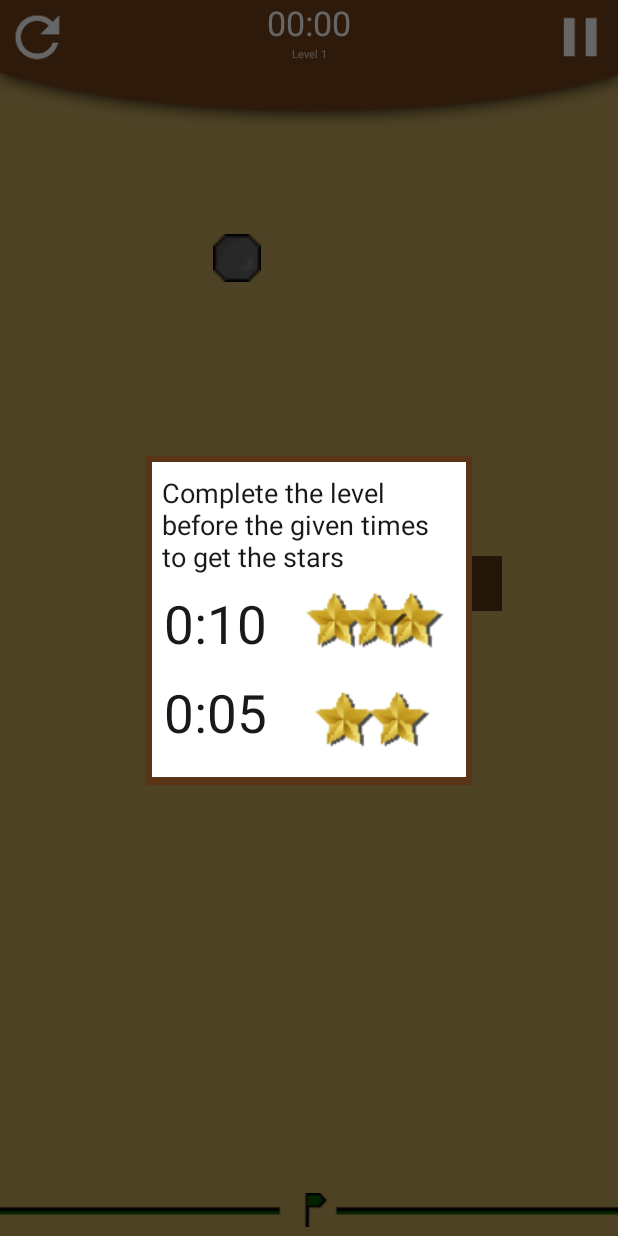
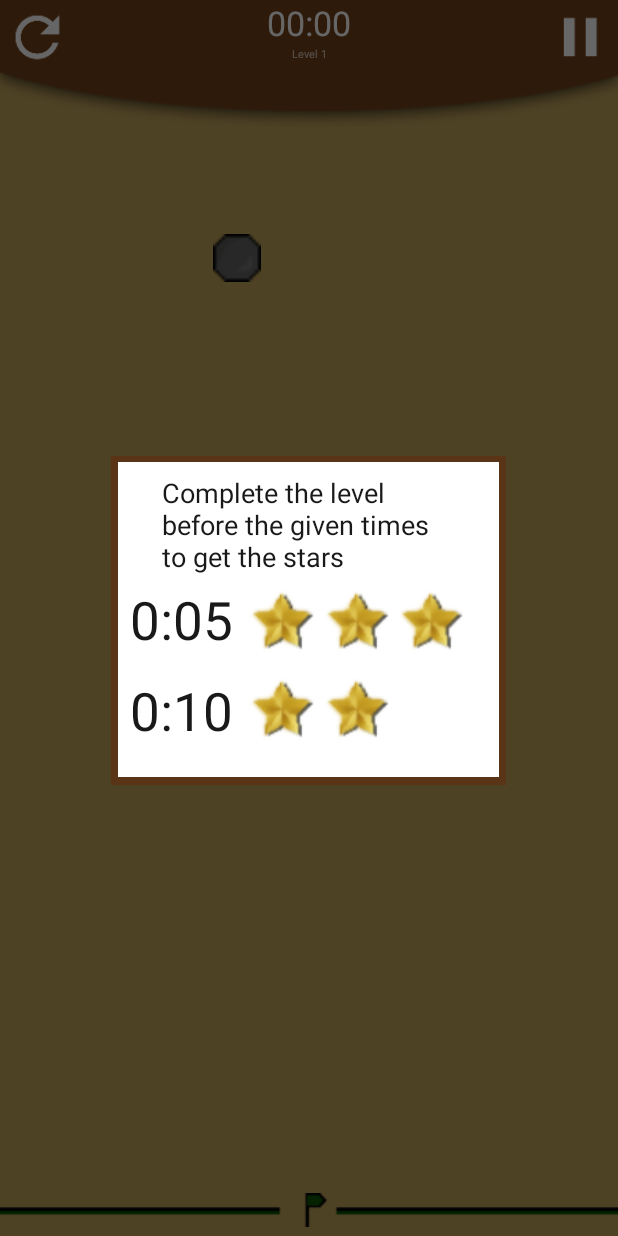
Before and after one commit to jona523c/YoBallin, an Android app: the LevelsActivity screen opened directly, with no data from a screen before it, after a tap on "LEVEL 1", on a phone screen of 412 x 824 dp. Run offline under Robolectric (Android 15) with nearby library versions, the phone set to English and light mode, and no system bars.

Commit message:
Sprite changes to stars

```diff
--- a/app/src/main/java/standard/ballin/GameDialog.java
+++ b/app/src/main/java/standard/ballin/GameDialog.java
@@ -27,11 +27,11 @@ public class GameDialog {
         dialog.getWindow().setBackgroundDrawableResource(android.R.color.transparent);
         dialog.setContentView(R.layout.game_dialog);
 
-        TextView twoStarText = (TextView) dialog.findViewById(R.id.twoStar);
-        twoStarText.setText("0:"+twoStar);
+        TextView twoStarText = (TextView) dialog.findViewById(R.id.threeStars);
+        twoStarText.setText("0:0"+threeStar);
 
-        TextView threeStarText = (TextView) dialog.findViewById(R.id.threeStar);
-        threeStarText.setText("0:0"+threeStar);
+        TextView threeStarText = (TextView) dialog.findViewById(R.id.twoStars);
+        threeStarText.setText("0:"+twoStar);
 
         dialog.show();
         dialog.setOnDismissListener(new DialogInterface.OnDismissListener() {
--- a/app/src/main/java/standard/ballin/levelstrategies/LevelStrategy.java
+++ b/app/src/main/java/standard/ballin/levelstrategies/LevelStrategy.java
@@ -10,7 +10,7 @@ import standard.ballin.Wall;
  * @author Frederik Nielsen
  */
 public interface LevelStrategy {
-
+    // TODO: COMMENTS
     public Wall getWall();
 
     public int calculateStars(int time);
--- a/app/src/main/res/drawable/level_one_star_button.xml
+++ b/app/src/main/res/drawable/level_one_star_button.xml
@@ -18,21 +18,21 @@
             </item>
             <item
                 android:left="35dp"
-                android:top="10dp"
+                android:top="7dp"
                 android:width="40dp"
                 android:height="40dp">
                 <bitmap android:src="@drawable/star_on" />
             </item>
             <item
                 android:left="85dp"
-                android:top="10dp"
+                android:top="9dp"
                 android:width="40dp"
                 android:height="40dp">
                 <bitmap android:src="@android:drawable/star_off" />
             </item>
             <item
                 android:left="60dp"
-                android:top="10dp"
+                android:top="9dp"
                 android:width="40dp"
                 android:height="40dp">
                 <bitmap android:src="@android:drawable/star_off" />
--- a/app/src/main/res/drawable/level_three_star_button.xml
+++ b/app/src/main/res/drawable/level_three_star_button.xml
@@ -18,21 +18,21 @@
             </item>
             <item
                 android:left="35dp"
-                android:top="10dp"
+                android:top="7dp"
                 android:width="40dp"
                 android:height="40dp">
                 <bitmap android:src="@drawable/star_on" ></bitmap>
             </item>
             <item
                 android:left="85dp"
-                android:top="10dp"
+                android:top="7dp"
                 android:width="40dp"
                 android:height="40dp">
                 <bitmap android:src="@drawable/star_on" ></bitmap>
             </item>
             <item
                 android:left="60dp"
-                android:top="10dp"
+                android:top="7dp"
                 android:width="40dp"
                 android:height="40dp">
                 <bitmap android:src="@drawable/star_on" ></bitmap>
--- a/app/src/main/res/drawable/level_two_star_button.xml
+++ b/app/src/main/res/drawable/level_two_star_button.xml
@@ -18,25 +18,25 @@
             </item>
             <item
                 android:left="35dp"
-                android:top="10dp"
+                android:top="7dp"
                 android:width="40dp"
                 android:height="40dp">
                 <bitmap android:src="@drawable/star_on" />
             </item>
             <item
                 android:left="85dp"
-                android:top="10dp"
+                android:top="9dp"
+                android:width="40dp"
+                android:height="40dp">
+                <bitmap android:src="@android:drawable/star_off" />
+            </item>
+            <item
+                android:left="60dp"
+                android:top="7dp"
                 android:width="40dp"
                 android:height="40dp">
                 <bitmap android:src="@drawable/star_on" />
             </item>
-            <item
-                android:left="60dp"
-                android:top="10dp"
-                android:width="40dp"
-                android:height="40dp">
-                <bitmap android:src="@android:drawable/star_off" />
-            </item>
         </layer-list>
     </item>
 </selector>
--- a/app/src/main/res/drawable/level_zero_star_button.xml
+++ b/app/src/main/res/drawable/level_zero_star_button.xml
@@ -18,21 +18,21 @@
             </item>
             <item
                 android:left="35dp"
-                android:top="10dp"
+                android:top="7dp"
                 android:width="40dp"
                 android:height="40dp">
                 <bitmap android:src="@android:drawable/star_off" ></bitmap>
             </item>
             <item
                 android:left="85dp"
-                android:top="10dp"
+                android:top="7dp"
                 android:width="40dp"
                 android:height="40dp">
                 <bitmap android:src="@android:drawable/star_off" ></bitmap>
             </item>
             <item
                 android:left="60dp"
-                android:top="10dp"
+                android:top="7dp"
                 android:width="40dp"
                 android:height="40dp">
                 <bitmap android:src="@android:drawable/star_off" ></bitmap>
--- a/app/src/main/res/layout/game_dialog.xml
+++ b/app/src/main/res/layout/game_dialog.xml
@@ -8,7 +8,7 @@
 
     <ImageView
         android:id="@+id/dark_brown_box"
-        android:layout_width="218dp"
+        android:layout_width="263dp"
         android:layout_height="219dp"
         android:layout_marginStart="8dp"
         android:layout_marginTop="4dp"
@@ -23,7 +23,7 @@
 
     <ImageView
         android:id="@+id/white_box"
-        android:layout_width="209dp"
+        android:layout_width="254dp"
         android:layout_height="210dp"
         android:layout_marginStart="8dp"
         android:layout_marginTop="8dp"
@@ -52,26 +52,26 @@
         tools:textAlignment="center" />
 
     <TextView
-        android:id="@+id/twoStar"
+        android:id="@+id/threeStars"
         style="@style/dialog_title_text"
         android:layout_width="wrap_content"
         android:layout_height="wrap_content"
         android:layout_marginStart="8dp"
-        android:layout_marginTop="92dp"
+        android:layout_marginTop="89dp"
         android:text="@string/Timer"
         app:layout_constraintStart_toStartOf="@+id/white_box"
         app:layout_constraintTop_toTopOf="parent" />
 
     <TextView
-        android:id="@+id/threeStar"
+        android:id="@+id/twoStars"
         style="@style/dialog_title_text"
         android:layout_width="wrap_content"
         android:layout_height="wrap_content"
         android:layout_marginStart="8dp"
-        android:layout_marginTop="12dp"
+        android:layout_marginTop="13dp"
         android:text="@string/Timer"
         app:layout_constraintStart_toStartOf="@+id/white_box"
-        app:layout_constraintTop_toBottomOf="@+id/twoStar" />
+        app:layout_constraintTop_toBottomOf="@+id/threeStars" />
 
     <ImageView
         android:id="@+id/star1of3"
@@ -82,50 +82,56 @@
         android:layout_marginBottom="8dp"
         app:layout_constraintBottom_toBottomOf="@+id/white_box"
         app:layout_constraintEnd_toEndOf="@+id/white_box"
-        app:layout_constraintHorizontal_bias="0.197"
-        app:layout_constraintStart_toEndOf="@+id/twoStar"
+        app:layout_constraintHorizontal_bias="0.0"
+        app:layout_constraintStart_toEndOf="@+id/threeStars"
         app:layout_constraintTop_toTopOf="parent"
-        app:layout_constraintVertical_bias="0.524" />
+        app:layout_constraintVertical_bias="0.526" />
 
     <ImageView
         android:id="@+id/star2of3"
         style="@style/star_on"
-        android:layout_marginStart="72dp"
         android:layout_marginTop="8dp"
+        android:layout_marginEnd="20dp"
         android:layout_marginBottom="8dp"
         app:layout_constraintBottom_toBottomOf="@+id/white_box"
-        app:layout_constraintStart_toEndOf="@+id/twoStar"
+        app:layout_constraintEnd_toEndOf="@+id/white_box"
         app:layout_constraintTop_toTopOf="parent"
-        app:layout_constraintVertical_bias="0.524" />
+        app:layout_constraintVertical_bias="0.526" />
 
     <ImageView
         android:id="@+id/star3of3"
         style="@style/star_on"
-        android:layout_marginStart="48dp"
         android:layout_marginTop="8dp"
         android:layout_marginBottom="8dp"
         app:layout_constraintBottom_toBottomOf="@+id/white_box"
-        app:layout_constraintStart_toEndOf="@+id/twoStar"
+        app:layout_constraintEnd_toStartOf="@+id/star2of3"
+        app:layout_constraintHorizontal_bias="0.0"
+        app:layout_constraintStart_toEndOf="@+id/star1of3"
         app:layout_constraintTop_toTopOf="parent"
-        app:layout_constraintVertical_bias="0.524" />
+        app:layout_constraintVertical_bias="0.526" />
 
     <ImageView
         android:id="@+id/star1of2"
         style="@style/star_on"
         android:layout_marginStart="8dp"
-        android:layout_marginTop="16dp"
-        android:layout_marginEnd="8dp"
-        app:layout_constraintEnd_toEndOf="@+id/white_box"
-        app:layout_constraintHorizontal_bias="0.289"
-        app:layout_constraintStart_toEndOf="@+id/threeStar"
-        app:layout_constraintTop_toBottomOf="@+id/star1of3" />
+        android:layout_marginTop="8dp"
+        android:layout_marginBottom="8dp"
+        app:layout_constraintBottom_toBottomOf="@+id/white_box"
+        app:layout_constraintEnd_toStartOf="@+id/star2of2"
+        app:layout_constraintHorizontal_bias="0.0"
+        app:layout_constraintStart_toEndOf="@+id/twoStars"
+        app:layout_constraintTop_toBottomOf="@+id/star1of3"
+        app:layout_constraintVertical_bias="0.071" />
 
     <ImageView
         android:id="@+id/star2of2"
         style="@style/star_on"
-        android:layout_marginTop="16dp"
-        android:layout_marginEnd="20dp"
+        android:layout_marginTop="8dp"
+        android:layout_marginEnd="69dp"
+        android:layout_marginBottom="8dp"
+        app:layout_constraintBottom_toBottomOf="@+id/white_box"
         app:layout_constraintEnd_toEndOf="@+id/white_box"
-        app:layout_constraintTop_toBottomOf="@+id/star2of3" />
+        app:layout_constraintTop_toBottomOf="@+id/star3of3"
+        app:layout_constraintVertical_bias="0.071" />
 
 </android.support.constraint.ConstraintLayout>
--- /dev/null
+++ b/app/src/main/res/values-v21/styles.xml
@@ -0,0 +1,12 @@
+<?xml version="1.0" encoding="utf-8"?>
+<resources>
+    <style name="BallinTheme" parent="Theme.AppCompat.NoActionBar">
+        <item name="colorPrimary">@color/light_brown</item>
+        <item name="android:colorBackground">@color/sand</item>
+        <item name="android:navigationBarColor">@color/light_brown</item>
+        <item name="android:statusBarColor">@color/light_brown</item>
+        <item name="colorAccent">@color/dark_red</item>
+        <item name="android:textColorSecondaryInverse">@color/secondary_text_material_light</item>
+        <item name="android:textColorSecondary">@color/text_color_secondary</item>
+    </style>
+</resources>
--- a/app/src/main/res/values/styles.xml
+++ b/app/src/main/res/values/styles.xml
@@ -2,8 +2,6 @@
     <style name="BallinTheme" parent="Theme.AppCompat.NoActionBar" >
         <item name="colorPrimary">@color/light_brown</item>
         <item name="android:colorBackground">@color/sand</item>
-        <item name="android:navigationBarColor">@color/light_brown</item>
-        <item name="android:statusBarColor">@color/light_brown</item>
         <item name="colorAccent">@color/dark_red</item>
         <item name="android:textColorSecondaryInverse">@color/secondary_text_material_light</item>
         <item name="android:textColorSecondary">@color/text_color_secondary</item>
```
Also changed, not shown: app/src/main/res/drawable/star_on.png.
